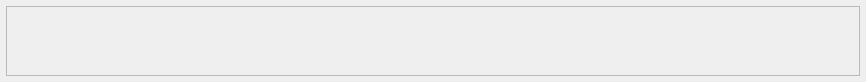
Before: the Qt Designer form app/view/forms/bossesview.ui in r0nd0ud0u/qt-rpg, drawn with Qt 5.
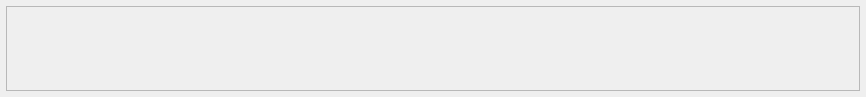
After: the same form once the commit is applied.

The edit to the form file:
```diff
--- a/app/view/forms/bossesview.ui
+++ b/app/view/forms/bossesview.ui
@@ -7,7 +7,7 @@
     <x>0</x>
     <y>0</y>
     <width>866</width>
-    <height>82</height>
+    <height>97</height>
    </rect>
   </property>
   <property name="sizePolicy">
@@ -52,7 +52,7 @@
         <x>0</x>
         <y>0</y>
         <width>852</width>
-        <height>68</height>
+        <height>83</height>
        </rect>
       </property>
       <layout class="QHBoxLayout" name="horizontalLayout_2"/>
```
